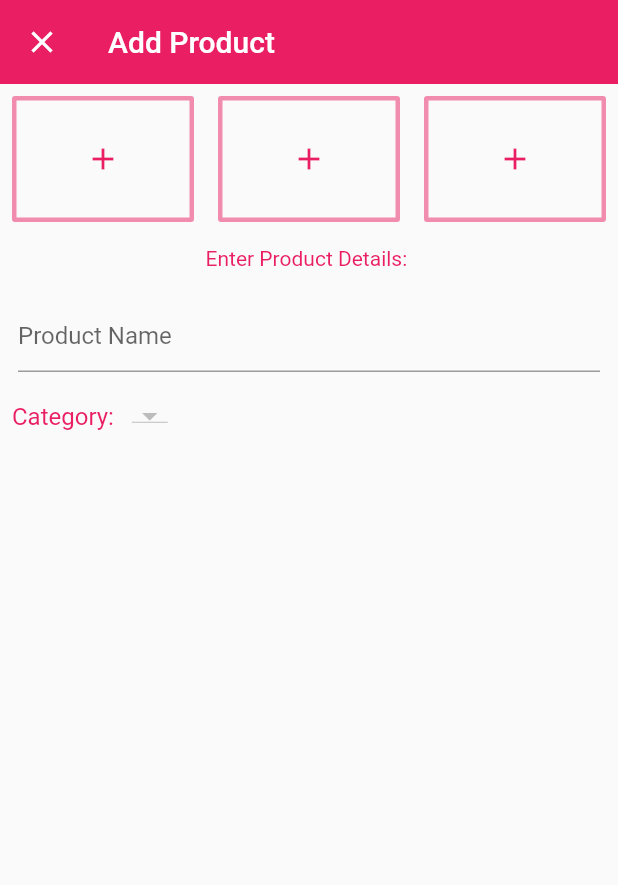
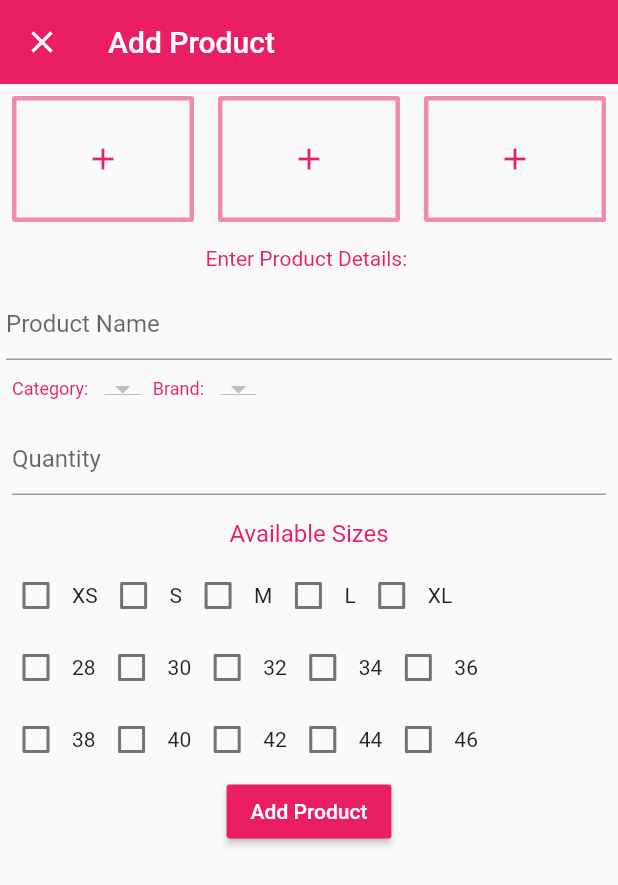
Before and after one commit to aashay-shah/E-Commerce-Mobile-Application, a Flutter app: the AddProduct screen opened directly, on a phone screen of 412 x 824 dp. Shown: the top 885 px of the screen. Run offline on Flutter 3.47's test engine with Material 2 defaults, Android fonts, the phone set to English and light mode, and no system bars; our stand-ins replace carousel_pro, cloud_firestore, firebase_auth, google_sign_in; accounts and stored records are empty.

Commit message:
Dropdown Complete

```diff
--- a/lib/db/brand.dart
+++ b/lib/db/brand.dart
@@ -14,4 +14,8 @@ class BrandService{
       print(snaps.documents.length);
       return snaps.documents;
     });
+  /*Future<List<DocumentSnapshot>> getSuggestions(String suggestion) =>
+      _firestore.collection(ref).where('brand', isEqualTo: suggestion).getDocuments().then((snap){
+        return snap.documents;
+      });*/
 }
--- a/lib/db/category.dart
+++ b/lib/db/category.dart
@@ -13,4 +13,8 @@ class CategoryService{
     print(snaps.documents.length);
     return snaps.documents;
   });
+  /*Future<List<DocumentSnapshot>> getSuggestions(String suggestion) =>
+      _firestore.collection(ref).where('category', isEqualTo: suggestion).getDocuments().then((snap){
+        return snap.documents;
+      });*/
 }
--- a/lib/ui/add_product.dart
+++ b/lib/ui/add_product.dart
@@ -13,18 +13,20 @@ class _AddProductState extends State<AddProduct> {
   BrandService _brandService = BrandService();
   GlobalKey<FormState> _formKey = GlobalKey<FormState>();
   TextEditingController productNameController = TextEditingController();
+  TextEditingController quatityController = TextEditingController();
   List<DocumentSnapshot> Brands = <DocumentSnapshot>[];
   List<DocumentSnapshot> Categories = <DocumentSnapshot>[];
   List<DropdownMenuItem<String>> categoriesDropDown = <DropdownMenuItem<String>>[];
   List<DropdownMenuItem<String>> brandsDropDown = <DropdownMenuItem<String>>[];
   String _currentCategory;
   String _currentBrand;
+  List<String> selectedSizes = <String>[];
 
   @override
   void initState() {
     // TODO: implement initState
     _getCategories();
-    //_getBrands();
+    _getBrands();
   }
 
   List<DropdownMenuItem<String>> getCategoriesDropdown(){
@@ -41,6 +43,21 @@ class _AddProductState extends State<AddProduct> {
     return items;
   }
 
+  List<DropdownMenuItem<String>> getBrandsDropdown(){
+    List<DropdownMenuItem<String>> items = new List();
+    for (int i = 0; i < Brands.length; i++) {
+      setState(() {
+        items.insert(
+            0,
+            DropdownMenuItem(
+                child: Text(Brands[i].data['brand']),
+                value: Brands[i].data['brand']));
+      });
+    }
+    return items;
+  }
+
+
   @override
   Widget build(BuildContext context) {
     return Scaffold(
@@ -52,6 +69,7 @@ class _AddProductState extends State<AddProduct> {
       ),
       body: Form(
         key: _formKey,
+        child: SingleChildScrollView(
           child: Column(
             children: <Widget>[
               Row(
@@ -102,7 +120,7 @@ class _AddProductState extends State<AddProduct> {
                 child: Text("Enter Product Details: ", style: TextStyle(color: Colors.pink, fontSize: 14.0),),
               ),
               Padding(
-              padding: const EdgeInsets.all(12.0),
+                padding: const EdgeInsets.all(4.0),
                 child: TextFormField(
                   controller: productNameController,
                   decoration: InputDecoration(
@@ -122,16 +140,110 @@ class _AddProductState extends State<AddProduct> {
                 children: <Widget>[
                   Padding(
                     padding: const EdgeInsets.all(8.0),
-                  child: Text("Category: ", style: TextStyle(color: Colors.pink, fontSize: 16.0),),
+                    child: Text("Category: ", style: TextStyle(color: Colors.pink, fontSize: 12.0),),
                   ),
                   DropdownButton(
                     items: categoriesDropDown,
                     onChanged: changeSelectedCategory,
                     value: _currentCategory,
                   ),
+                  Padding(
+                    padding: const EdgeInsets.all(8.0),
+                    child: Text("Brand: ", style: TextStyle(color: Colors.pink, fontSize: 12.0),),
+                  ),
+                  DropdownButton(
+                    items: brandsDropDown,
+                    onChanged: changeSelectedBrand,
+                    value: _currentBrand,
+                  ),
                 ],
               ),
+              Padding(
+                padding: const EdgeInsets.all(8.0),
+                child: TextFormField(
+                  controller: quatityController,
+                  keyboardType: TextInputType.number,
+                  decoration: InputDecoration(
+                    hintText: 'Quantity',
+                  ),
+                  validator: (value){
+                    if(value.isEmpty){
+                      return 'Quantity Cannot Be Empty';
+                    }
+                  },
+                ),
+              ),
+
+              Padding(
+                padding: const EdgeInsets.all(8.0),
+                child: Text('Available Sizes', style: TextStyle(color: Colors.pink, fontSize: 16.0),),
+              ),
+
+              Row(
+                children: <Widget>[
+                  Checkbox(value: selectedSizes.contains('XS'), onChanged: (value) => changeSelectedSize('XS')),
+                  Text('XS'),
+
+                  Checkbox(value: selectedSizes.contains('S'), onChanged: (value) => changeSelectedSize('S')),
+                  Text('S'),
+
+                  Checkbox(value: selectedSizes.contains('M'), onChanged: (value) => changeSelectedSize('M')),
+                  Text('M'),
+
+                  Checkbox(value: selectedSizes.contains('L'), onChanged: (value) => changeSelectedSize('L')),
+                  Text('L'),
+
+                  Checkbox(value: selectedSizes.contains('XL'), onChanged: (value) => changeSelectedSize('XL')),
+                  Text('XL'),
                 ],
+              ),
+
+              Row(
+                children: <Widget>[
+                  Checkbox(value: selectedSizes.contains('28'), onChanged: (value) => changeSelectedSize('28')),
+                  Text('28'),
+
+                  Checkbox(value: selectedSizes.contains('30'), onChanged: (value) => changeSelectedSize('30')),
+                  Text('30'),
+
+                  Checkbox(value: selectedSizes.contains('32'), onChanged: (value) => changeSelectedSize('32')),
+                  Text('32'),
+
+                  Checkbox(value: selectedSizes.contains('34'), onChanged: (value) => changeSelectedSize('34')),
+                  Text('34'),
+
+                  Checkbox(value: selectedSizes.contains('36'), onChanged: (value) => changeSelectedSize('36')),
+                  Text('36'),
+                ],
+              ),
+
+              Row(
+                children: <Widget>[
+                  Checkbox(value: selectedSizes.contains('40'), onChanged: (value) => changeSelectedSize('38')),
+                  Text('38'),
+
+                  Checkbox(value: selectedSizes.contains('42'), onChanged: (value) => changeSelectedSize('40')),
+                  Text('40'),
+
+                  Checkbox(value: selectedSizes.contains('44'), onChanged: (value) => changeSelectedSize('42')),
+                  Text('42'),
+
+                  Checkbox(value: selectedSizes.contains('46'), onChanged: (value) => changeSelectedSize('44')),
+                  Text('44'),
+
+                  Checkbox(value: selectedSizes.contains('48'), onChanged: (value) => changeSelectedSize('46')),
+                  Text('46'),
+                ],
+              ),
+
+              RaisedButton(
+                color: Colors.pink,
+                textColor: Colors.white,
+                child: Text('Add Product'),
+                onPressed: (){},
+              )
+            ],
+          ),
         ),
       ),
     );
@@ -146,7 +258,33 @@ class _AddProductState extends State<AddProduct> {
     });
   }
 
+  _getBrands() async{
+    List<DocumentSnapshot> data = await _brandService.getBrands();
+    print(data);
+    setState(() {
+      Brands = data;
+      brandsDropDown = getBrandsDropdown();
+      _currentBrand = Brands[0].data['brand'];
+    });
+  }
+
   changeSelectedCategory(String selectedCategory){
     setState(() => _currentCategory = selectedCategory);
   }
+
+  changeSelectedBrand(String selectedBrand){
+    setState(() => _currentBrand = selectedBrand);
   }
+
+  changeSelectedSize(String size) {
+    if(selectedSizes.contains(size)){
+      setState(() {
+        selectedSizes.remove(size);
+      });
+    }else{
+      setState(() {
+        selectedSizes.insert(0, size);
+      });
+    }
+  }
+}
```
Also changed, not shown: pubspec.lock. Lines whose indentation alone changed are shown as unchanged.
